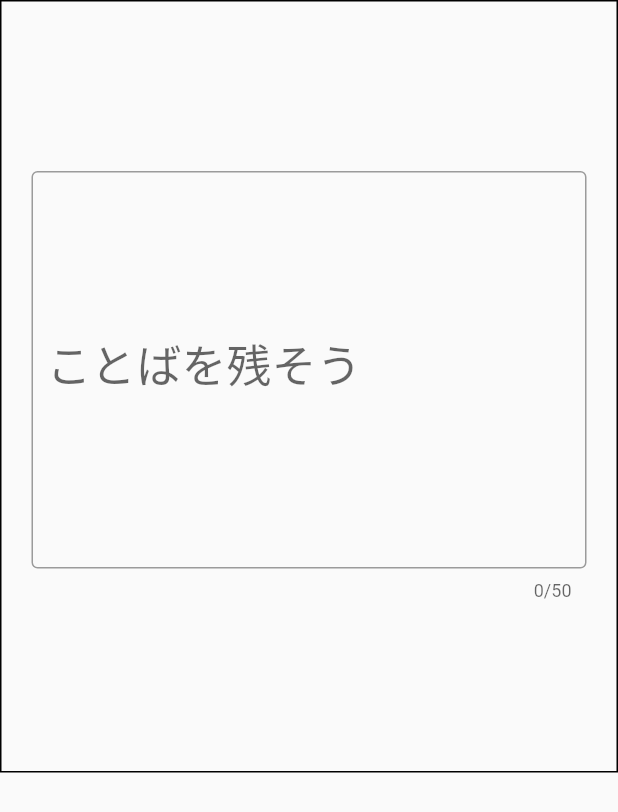
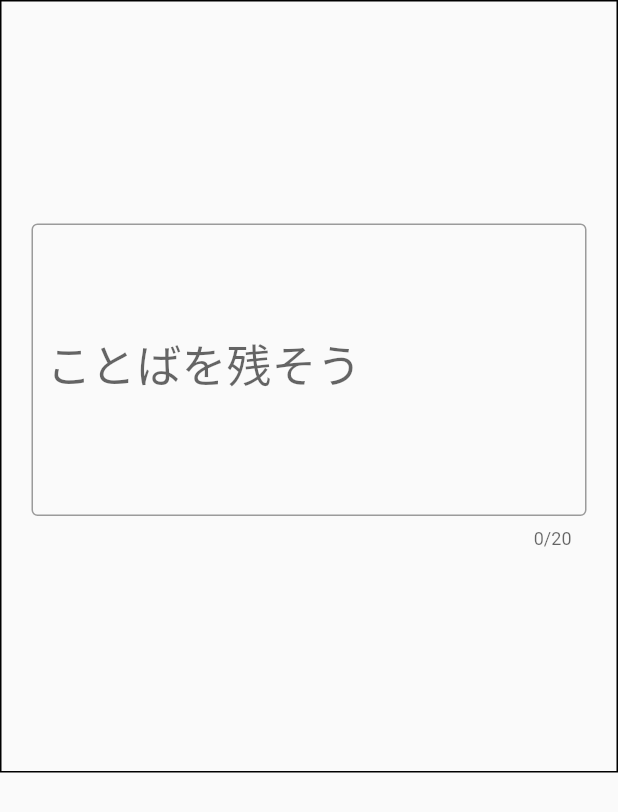
Before and after one commit to Hud3100/Kokotoba2, a Flutter app: the screen it shows after launch, on a phone screen of 412 x 824 dp. Shown: the top 812 px of the screen. Run offline on Flutter 3.47's test engine with Material 2 defaults, Android fonts, the phone set to English and light mode, and no system bars.

Commit message:
フォームの作成

```diff
--- /dev/null
+++ b/lib/formatter/maxLineFormatter.dart
@@ -0,0 +1,18 @@
+import 'package:flutter/services.dart';
+
+class MaxLinesTextInputFormatter extends TextInputFormatter {
+  final int maxLinesForced;
+
+  MaxLinesTextInputFormatter(this.maxLinesForced);
+
+  @override
+  TextEditingValue formatEditUpdate(TextEditingValue oldValue,TextEditingValue newValue) {
+    final newLineCount = '\n'.allMatches(newValue.text).length + 1;
+
+    if(newLineCount > maxLinesForced) {
+      return oldValue;
+    }
+
+    return newValue;
+  }
+}
--- a/lib/main.dart
+++ b/lib/main.dart
@@ -1,6 +1,7 @@
 import 'package:flutter/material.dart';
 import 'package:flutter/services.dart';
 import 'keyboardoverlay.dart';
+import 'formatter/maxLineFormatter.dart';
 
 void main() {
   runApp(const MyApp());
@@ -34,6 +35,9 @@ class _MyHomePageState extends State<MyHomePage> {
 
   FocusNode numberFocusNode = FocusNode();
   TextEditingController textController = TextEditingController();
+  final int maxLength = 20;
+  final int maxVisibleLines = 5;
+  final int maxLinesForced = 5;
 
   @override
   void initState() {
@@ -75,21 +79,22 @@ class _MyHomePageState extends State<MyHomePage> {
               alignment: Alignment.centerLeft,
               child: TextField(
                 inputFormatters: [
-                  LengthLimitingTextInputFormatter(20)
+                  LengthLimitingTextInputFormatter(20),
+                  MaxLinesTextInputFormatter(maxLinesForced),
                 ],
                 textAlign: TextAlign.center,
                 // textAlignVertical: TextAlignVertical.center,
-                maxLength: 50,
                 keyboardType: TextInputType.multiline,
-                maxLines: 7,
+                maxLength: maxLength,
+                maxLines: maxVisibleLines,
                 focusNode: numberFocusNode,
-                decoration: InputDecoration(
+                decoration: const InputDecoration(
                   border: OutlineInputBorder(),
                   labelText: 'ことばを残そう',
                   // isDense: true,
                   contentPadding: EdgeInsets.all(10.0)
                 ),
-                style: TextStyle(
+                style: const TextStyle(
                   color: Colors.black,
                   fontSize: 30,
                 ),
```
